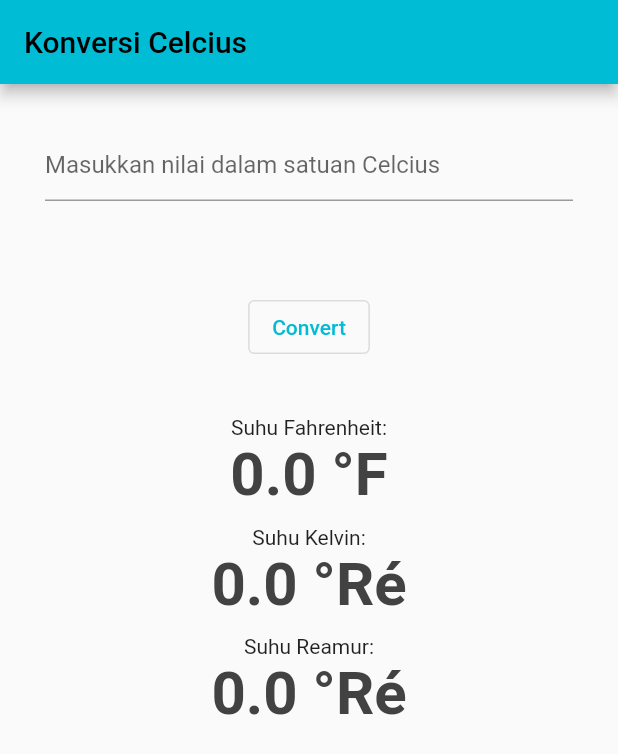
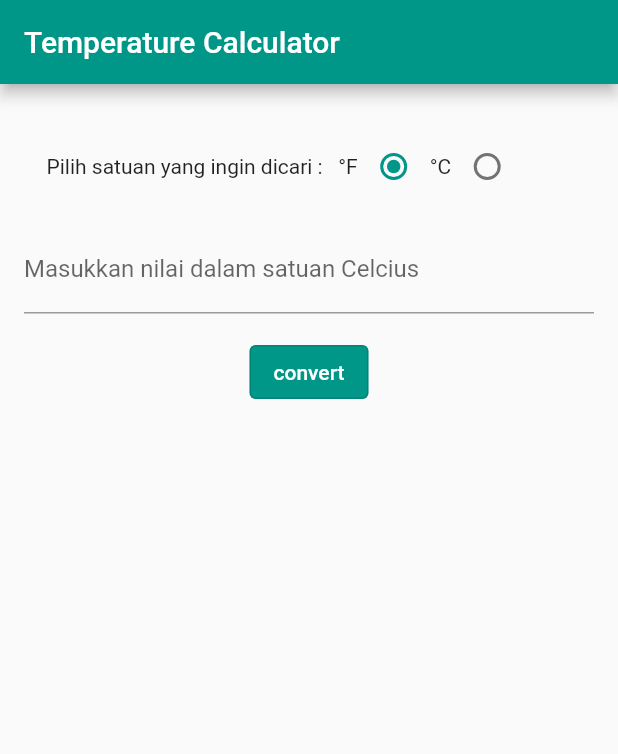
Before and after one commit to Jeki00/konversi-celcius, a Flutter app: the screen it shows after launch, on a phone screen of 412 x 824 dp. Shown: the top 754 px of the screen. Run offline on Flutter 3.47's test engine with Material 2 defaults, Android fonts, the phone set to English and light mode, and no system bars.

Commit message:
perubahan pada main.dart

```diff
--- a/lib/main.dart
+++ b/lib/main.dart
@@ -12,7 +12,7 @@ class MyApp extends StatelessWidget {
     return MaterialApp(
       title: 'Konversi Celcius',
       theme: ThemeData(
-        primarySwatch: Colors.cyan,
+        primarySwatch: Colors.teal,
       ),
       home: const MyHomePage(title: 'Konversi Celcius'),
     );
@@ -30,99 +30,86 @@ class MyHomePage extends StatefulWidget {
 }
 
 class _MyHomePageState extends State<MyHomePage> {
-  double _celcius = 0;
-  double _kelvin = 0;
-  double _fahrenheit = 0;
-  double _reamur = 0;
-
-
-  void _convert() {
-    setState(() {
-      _fahrenheit = _celcius * 1.8 + 32;
-      _kelvin = _celcius + 273;
-      _reamur = _celcius * 0.8;
-    });
-  }
+  bool _state = false;
+  double _input = 0;
+  double _output = 0;
 
   @override
   Widget build(BuildContext context) {
     TextField inputField = TextField(
-      decoration: const InputDecoration(hintText: 'Masukkan nilai dalam satuan Celcius'),
+      decoration: InputDecoration(labelText: "Masukkan nilai dalam satuan ${_state == false ? "Celcius" : "Fahrenheit"}"),
       keyboardType: TextInputType.number,
       onChanged: (str) {
         try {
-          _celcius = double.parse(str);
+          _input = double.parse(str);
         } catch (e) {
-          _celcius = 0.0;
+          _input = 0.0;
         }
       },
       );
 
+    AppBar appBar = AppBar(
+      title: Text("Temperature Calculator"),
+    );
+
+    Container tempSwitch = Container(
+      padding: EdgeInsets.all(15.0),
+      child: Row(
+        children:<Widget>[
+          Text("Pilih satuan yang ingin dicari :   "),
+          Text("°F"),
+          Radio(value: false, groupValue: _state, onChanged: (v) {
+                setState(() {
+                  _state= false;
+                });
+              }),
+          Text("°C"),
+          Radio(value: true, groupValue: _state, onChanged: (v) {
+                setState(() {
+                  _state= true;
+                });
+              }),
+        ]
+      ),
+    );
+
+    Container convertBtn = Container(
+      padding: EdgeInsets.all(15.0),
+      child: OutlinedButton(
+        child:Text("convert"),
+        onPressed: (){
+          setState(() {
+           _state == false ? _output = (_input * 1.8) + 32 : _output = (_input - 32) * 5/9;
+          });
+          AlertDialog dialog = AlertDialog(
+            content: _state == false? Text(" ${_output.toStringAsFixed(2)} °F" ):Text("${_output.toStringAsFixed(2)} °C" ) ,
+          );
+          showDialog(
+            context: context,
+            builder: (context){
+              return dialog;
+            },
+          );
+        },
+        style: OutlinedButton.styleFrom(
+          primary: Colors.white,
+          backgroundColor: Colors.teal,
+        ),
+        ),
+    );
+
     return Scaffold(
-      appBar: AppBar(
-        title: Text(widget.title),
+      appBar: appBar,
+      body: Container(
+        padding:EdgeInsets.all(16.0),
+        child: Column(
+          children: <Widget>[
+            tempSwitch,
+            inputField,
+            convertBtn,
+          ],
+        ),
       ),
-
-
-      resizeToAvoidBottomInset: false,
-      body: SingleChildScrollView(
-              child: Column(children: <Widget>[
-            Container(
-              margin: EdgeInsets.all(30),
-              child: inputField,
-            ),
-            Container(
-                margin: EdgeInsets.all(30),
-                child: OutlinedButton(
-                  onPressed: _convert,
-                  child: Text('Convert'),
-                )),
-            Container(
-                margin: EdgeInsets.all(5),
-                child: Column(
-                  children: <Widget>[
-                    Text('Suhu Fahrenheit:'),
-                    Text('${double.parse((_fahrenheit).toStringAsFixed(2)) } °F',
-                      style: TextStyle(
-                          color: Colors.grey[800],
-                          fontWeight: FontWeight.bold,
-                          fontSize: 40
-                          )
-                      ),
-                  ],
-                ),
-                ),
-            Container(
-                margin: EdgeInsets.all(5),
-                child: Column(
-                  children: <Widget>[
-                    Text('Suhu Kelvin:'),
-                    Text('${double.parse((_kelvin).toStringAsFixed(2)) } °Ré',
-                      style: TextStyle(
-                          color: Colors.grey[800],
-                          fontWeight: FontWeight.bold,
-                          fontSize: 40
-                          )
-                    ),
-                  ],
-                ),
-              ),
-              Container(
-                margin: EdgeInsets.all(5),
-                child: Column(
-                  children: <Widget>[
-                    Text('Suhu Reamur:'),
-                    Text('${double.parse((_reamur).toStringAsFixed(2)) } °Ré',
-                      style: TextStyle(
-                          color: Colors.grey[800],
-                          fontWeight: FontWeight.bold,
-                          fontSize: 40
-                          )
-                    ),
-                  ],
-                ),
-              ),
-          ])),
     );
   }
 }
```
Also changed, not shown: pubspec.lock.
